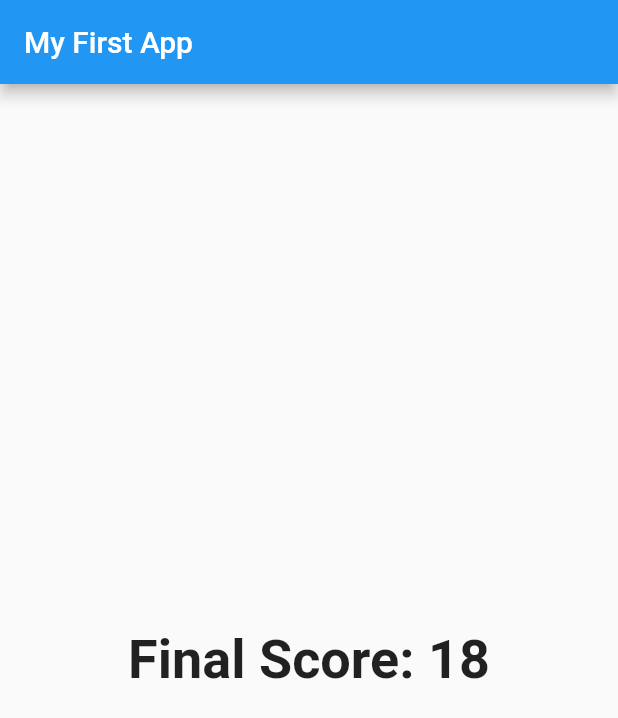
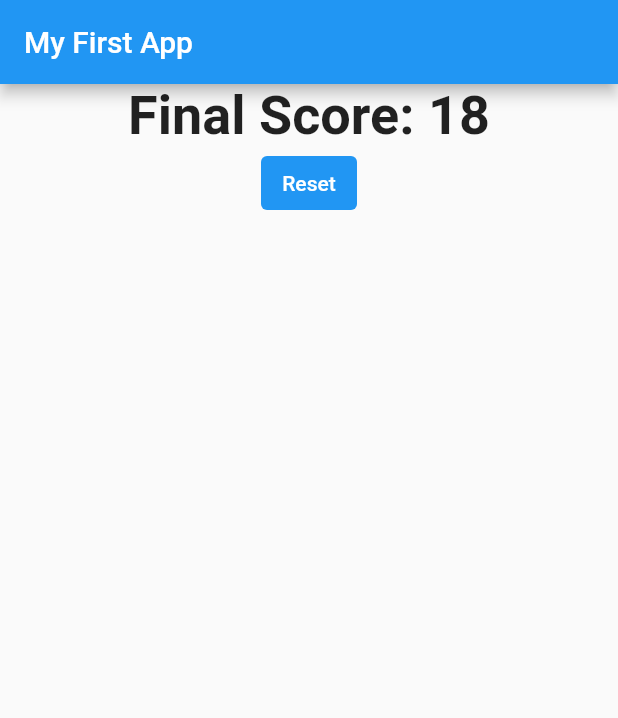
Before and after one commit to clshu/flutter_complete_guide, a Flutter app: the screen it shows after launch, after a tap on "Black", after a tap on "Lione", after a tap on "Lincoln", on a phone screen of 412 x 824 dp. Shown: the top 718 px of the screen. Run offline on Flutter 3.47's test engine with Material 2 defaults, Android fonts, the phone set to English and light mode, and no system bars.

Commit message:
Add Reset Button
1. Add a Rest TextButton in Result.
2. Add a _resetQuiz() in main ans pass it to Result.
3. Rest questionIndex and totalScore.

```diff
--- a/lib/main.dart
+++ b/lib/main.dart
@@ -45,15 +45,23 @@ class _MyAppState extends State<MyApp> {
   ];
 
   void _answerQuestion(int score) {
-    _totalScore += score;
     setState(() {
       _questionIndex = _questionIndex + 1;
+      _totalScore += score;
     });
     print(_questionIndex);
     print('score: ${score} total: ${_totalScore}');
     if (_questionIndex < _questions.length) {
       print('More Questions');
     }
+  }
+
+  void _resetQuiz() {
+    setState(() {
+      _questionIndex = 0;
+      _totalScore = 0;
+    });
+    print('=========================');
   }
 
   @override
@@ -69,7 +77,10 @@ class _MyAppState extends State<MyApp> {
                 questionIndex: _questionIndex,
                 questions: _questions,
               )
-            : Result(_totalScore),
+            : Result(
+                totalScore: _totalScore,
+                resetQuiz: _resetQuiz,
+              ),
       ),
     );
   }
--- a/lib/result.dart
+++ b/lib/result.dart
@@ -1,19 +1,41 @@
 import 'package:flutter/material.dart';
 
 class Result extends StatelessWidget {
-  final _finaleScore;
-  Result(this._finaleScore);
+  final int totalScore;
+  final Function resetQuiz;
+
+  final _style = ButtonStyle(
+    foregroundColor: MaterialStateProperty.all<Color>(Colors.white),
+    backgroundColor: MaterialStateProperty.all<Color>(Colors.blue),
+  );
+
+  Result({
+    this.totalScore,
+    this.resetQuiz,
+  });
 
   String get finalScore {
-    return 'Final Score: ${_finaleScore}';
+    return 'Final Score: ${totalScore}';
   }
 
   @override
   Widget build(BuildContext context) {
     return Center(
-      child: Text(
-        finalScore,
-        style: TextStyle(fontSize: 36, fontWeight: FontWeight.bold),
+      child: Column(
+        children: [
+          Text(
+            finalScore,
+            style: TextStyle(
+              fontSize: 36,
+              fontWeight: FontWeight.bold,
+            ),
+          ),
+          TextButton(
+            onPressed: resetQuiz,
+            child: Text('Reset'),
+            style: _style,
+          )
+        ],
       ),
     );
   }
```
